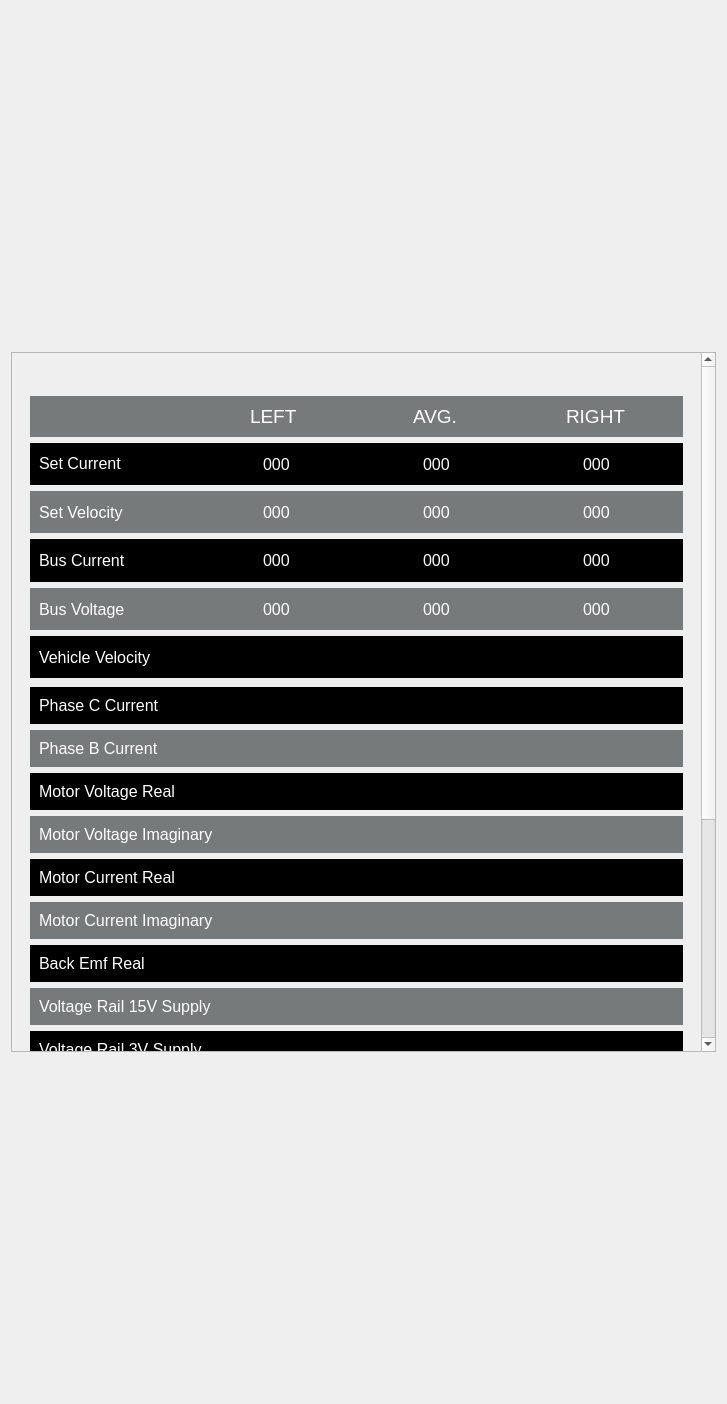
Before: the Qt Designer form ViewLayer/DebugDisplay/MotorPage/MotorUi/MotorUi.ui in UCSolarCarTeam/Epsilon-Dashboard, drawn with Qt 5.
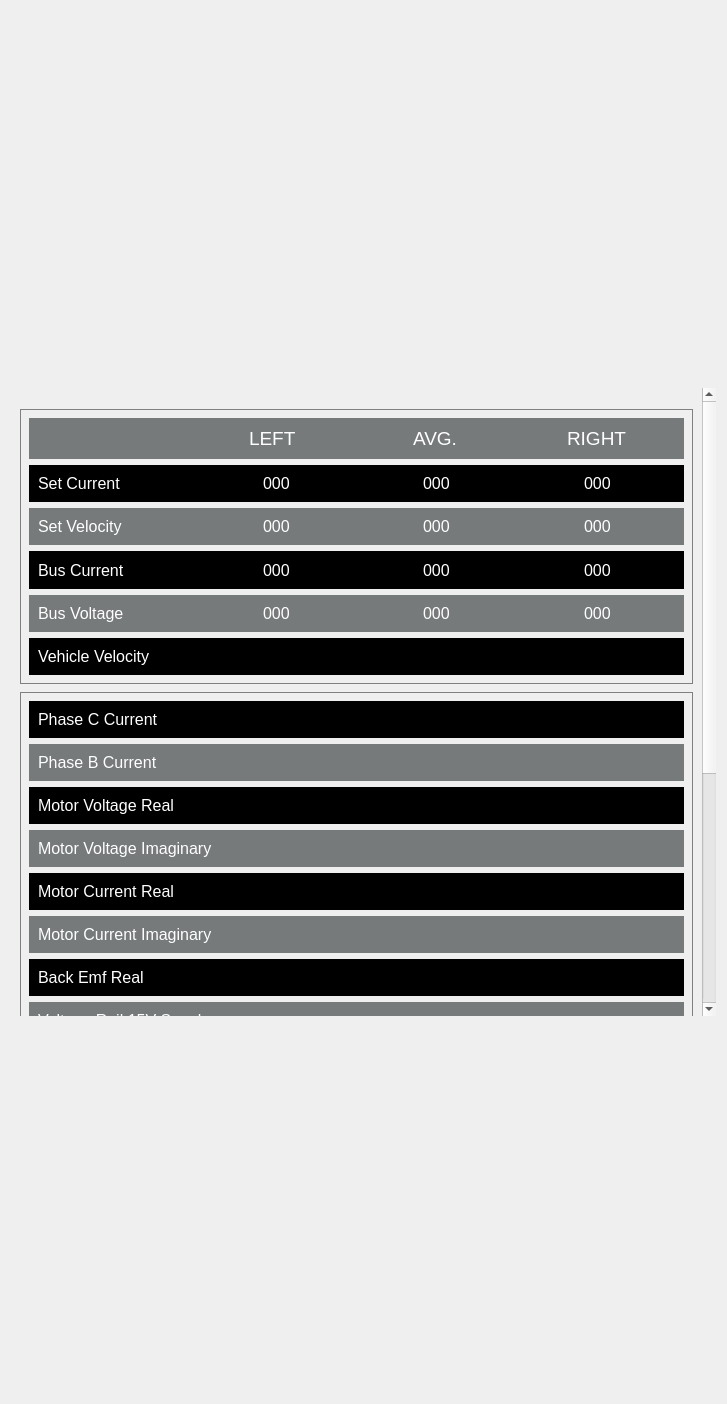
After: the same form once the commit is applied.

Commit message: changed border colors and fixed sizing and some formatting

```diff
--- a/ViewLayer/DebugDisplay/MotorPage/MotorUi/MotorUi.ui
+++ b/ViewLayer/DebugDisplay/MotorPage/MotorUi/MotorUi.ui
@@ -28,9 +28,17 @@
      <property name="minimumSize">
       <size>
        <width>0</width>
-       <height>700</height>
+       <height>628</height>
       </size>
      </property>
+     <property name="styleSheet">
+      <string notr="true">QWidget#scrollArea
+{
+border: 2px black;
+background-color: black;
+}
+</string>
+     </property>
      <property name="widgetResizable">
       <bool>true</bool>
      </property>
@@ -39,13 +47,16 @@
        <rect>
         <x>0</x>
         <y>0</y>
-        <width>693</width>
-        <height>1040</height>
+        <width>695</width>
+        <height>1023</height>
        </rect>
       </property>
       <layout class="QGridLayout" name="gridLayout_5">
-       <item row="2" column="0">
-        <widget class="QWidget" name="widget_2" native="true">
+       <property name="spacing">
+        <number>10</number>
+       </property>
+       <item row="3" column="0">
+        <widget class="QWidget" name="block2" native="true">
          <property name="sizePolicy">
           <sizepolicy hsizetype="Preferred" vsizetype="Fixed">
            <horstretch>0</horstretch>
@@ -59,7 +70,10 @@
           </size>
          </property>
          <property name="styleSheet">
-          <string notr="true">border: 10 px;</string>
+          <string notr="true">QWidget#block2
+{
+border: 1px solid grey;
+}</string>
          </property>
          <layout class="QGridLayout" name="gridLayout_3">
           <item row="6" column="0">
@@ -1212,23 +1226,7 @@
         </widget>
        </item>
        <item row="1" column="0">
-        <spacer name="verticalSpacer">
-         <property name="orientation">
-          <enum>Qt::Vertical</enum>
-         </property>
-         <property name="sizeType">
-          <enum>QSizePolicy::Fixed</enum>
-         </property>
-         <property name="sizeHint" stdset="0">
-          <size>
-           <width>20</width>
-           <height>10</height>
-          </size>
-         </property>
-        </spacer>
-       </item>
-       <item row="0" column="0">
-        <widget class="QWidget" name="widget" native="true">
+        <widget class="QWidget" name="block1" native="true">
          <property name="sizePolicy">
           <sizepolicy hsizetype="Preferred" vsizetype="Fixed">
            <horstretch>0</horstretch>
@@ -1238,7 +1236,7 @@
          <property name="minimumSize">
           <size>
            <width>0</width>
-           <height>300</height>
+           <height>275</height>
           </size>
          </property>
          <property name="maximumSize">
@@ -1248,7 +1246,10 @@
           </size>
          </property>
          <property name="styleSheet">
-          <string notr="true"/>
+          <string notr="true">QWidget#block1
+{
+border: 1px solid grey;
+}</string>
          </property>
          <layout class="QGridLayout" name="gridLayout_2">
           <item row="1" column="0">
@@ -1667,7 +1668,7 @@
                </property>
               </widget>
              </item>
-             <item row="0" column="3" alignment="Qt::AlignHCenter">
+             <item row="0" column="4" alignment="Qt::AlignHCenter">
               <widget class="QLabel" name="label_37">
                <property name="styleSheet">
                 <string notr="true">color:white;
@@ -1684,6 +1685,22 @@
          </layout>
         </widget>
        </item>
+       <item row="2" column="0">
+        <spacer name="verticalSpacer">
+         <property name="orientation">
+          <enum>Qt::Vertical</enum>
+         </property>
+         <property name="sizeType">
+          <enum>QSizePolicy::Fixed</enum>
+         </property>
+         <property name="sizeHint" stdset="0">
+          <size>
+           <width>20</width>
+           <height>10</height>
+          </size>
+         </property>
+        </spacer>
+       </item>
       </layout>
      </widget>
     </widget>
```
Left out of the diff: 22 changed lines with no effect on the pictures.
